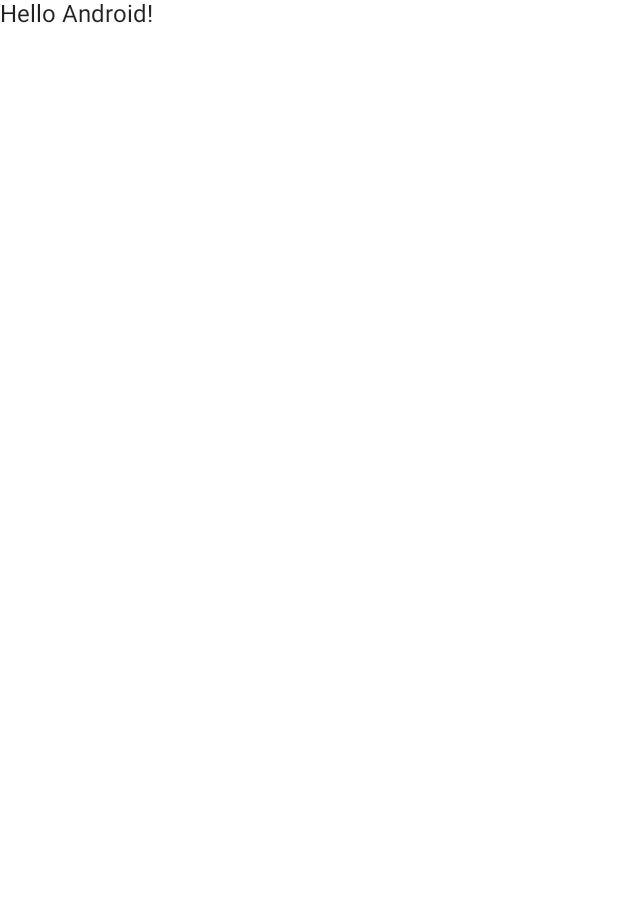
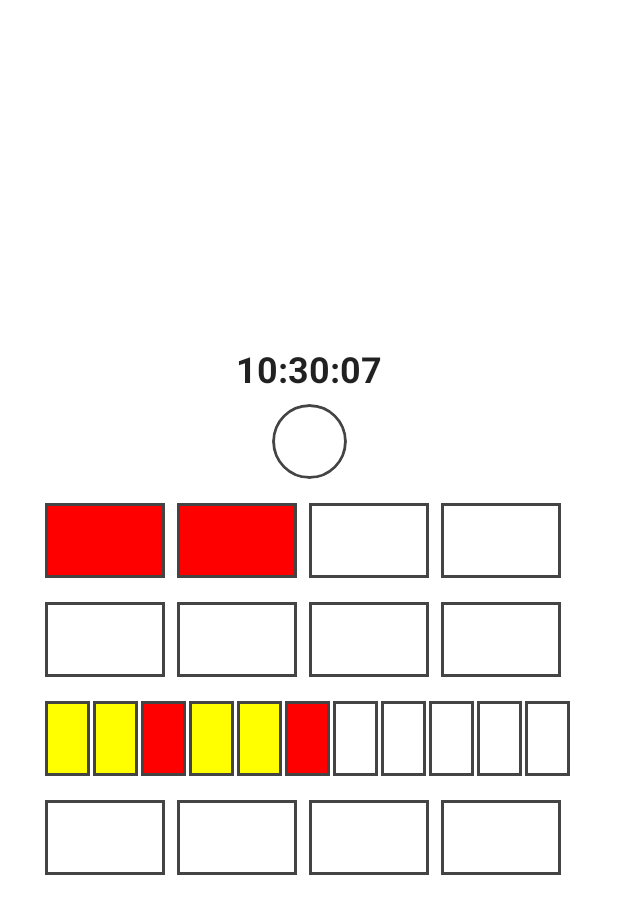
Before and after one commit to 2023-DEV2-016/BerlinClock, an Android app built with Jetpack Compose: the screen it shows after launch (MainActivity), on a phone screen of 412 x 824 dp. Before the commit the part shown is almost empty. Shown: the top 914 px of the screen. Run offline under Robolectric (Android 15) with nearby library versions, the phone set to English and light mode, and no system bars; our stand-ins replace Dagger/Hilt's generated code.

Commit message:
Berlin clock UI design

```diff
--- a/app/build.gradle
+++ b/app/build.gradle
@@ -52,6 +52,7 @@ dependencies {
 
     implementation 'androidx.core:core-ktx:1.7.0'
     implementation 'androidx.lifecycle:lifecycle-runtime-ktx:2.3.1'
+    implementation "androidx.lifecycle:lifecycle-viewmodel-compose:2.5.1"
     implementation 'androidx.activity:activity-compose:1.3.1'
     implementation "androidx.compose.ui:ui:$compose_ui_version"
     implementation "androidx.compose.ui:ui-tooling-preview:$compose_ui_version"
--- /dev/null
+++ b/app/src/main/java/com/berlin/uhr/ui/BerlinClockScreen.kt
@@ -0,0 +1,179 @@
+package com.berlin.uhr.ui
+
+import androidx.compose.foundation.background
+import androidx.compose.foundation.border
+import androidx.compose.foundation.layout.*
+import androidx.compose.foundation.shape.CircleShape
+import androidx.compose.material.Text
+import androidx.compose.runtime.Composable
+import androidx.compose.runtime.collectAsState
+import androidx.compose.runtime.getValue
+import androidx.compose.ui.Alignment
+import androidx.compose.ui.Modifier
+import androidx.compose.ui.draw.clip
+import androidx.compose.ui.graphics.Color
+import androidx.compose.ui.graphics.RectangleShape
+import androidx.compose.ui.platform.testTag
+import androidx.compose.ui.text.font.FontWeight
+import androidx.compose.ui.unit.dp
+import androidx.compose.ui.unit.sp
+import androidx.lifecycle.viewmodel.compose.viewModel
+import com.berlin.uhr.domain.model.BerlinClockUiState
+import com.berlin.uhr.domain.model.Lamps
+
+
+@Composable
+fun BerlinClockScreen(
+    modifier: Modifier = Modifier,
+    viewModel: MainViewModel = viewModel(),
+) {
+    val clockUiState by viewModel.berlinClockState.collectAsState()
+
+    Column(
+        horizontalAlignment = Alignment.CenterHorizontally,
+        verticalArrangement = Arrangement.Center
+    ) {
+        DrawNormalTime(modifier, clockUiState.normalTime)
+        DrawSecondsLamp(modifier, clockUiState.seconds)
+        DrawHourLamps(modifier, clockUiState)
+        DrawMinuteLamps(modifier, clockUiState)
+    }
+}
+
+
+@Composable
+fun DrawMinuteLamps(modifier: Modifier, clockUiState: BerlinClockUiState) {
+    DrawElevenLampsRow(modifier, clockUiState.fiveMinutes)
+    AddFourLampsMinutesRow(modifier, clockUiState.oneMinute)
+}
+
+@Composable
+fun AddFourLampsMinutesRow(modifier: Modifier, list: ArrayList<Lamps>) {
+    if (list.size == 0) return
+    Row(
+        modifier = Modifier.fillMaxWidth(),
+        horizontalArrangement = Arrangement.Center
+    ) {
+        repeat(4) {
+            Column(
+                modifier = modifier
+                    .padding(0.dp, 0.dp, 8.dp, 0.dp)
+            ) {
+                Box(
+                    modifier = modifier.testTag("oneMinute$it")
+                        .padding(0.dp, 8.dp, 0.dp, 8.dp)
+                        .size(80.dp, 50.dp)
+                        .clip(RectangleShape)
+                        .border(2.dp, Color.DarkGray, RectangleShape)
+                        .background(
+                            if (list[it] == Lamps.YELLOW)
+                                Color.Yellow else Color.White
+                        )
+                )
+            }
+        }
+    }
+}
+
+@Composable
+fun DrawElevenLampsRow(modifier: Modifier, list: ArrayList<Lamps>) {
+    if (list.size == 0) return
+    Row(
+        modifier = Modifier.fillMaxWidth(),
+        horizontalArrangement = Arrangement.Center,
+        verticalAlignment = Alignment.CenterVertically
+    ) {
+        repeat(11) {
+            AddElevenLamps(list[it], modifier, "fiveMinutes$it")
+        }
+    }
+}
+
+@Composable
+fun AddElevenLamps(lamp: Lamps, modifier: Modifier, tag: String) {
+    Column(
+        modifier = modifier.padding(0.dp, 0.dp, 2.dp, 0.dp),
+        horizontalAlignment = Alignment.CenterHorizontally,
+        verticalArrangement = Arrangement.Center
+    ) {
+        Box(
+            modifier = modifier.testTag(tag)
+                .padding(0.dp, 8.dp, 0.dp, 8.dp)
+                .size(30.dp, 50.dp)
+                .clip(RectangleShape)
+                .border(2.dp, Color.DarkGray, RectangleShape)
+                .background(
+                    when (lamp) {
+                        Lamps.RED -> Color.Red
+                        Lamps.YELLOW -> Color.Yellow
+                        else -> Color.White
+                    }
+                )
+        )
+    }
+}
+
+@Composable
+fun DrawHourLamps(modifier: Modifier, clockUiState: BerlinClockUiState) {
+    AddFourLampsHourRow(modifier, clockUiState.fiveHours,"fiveHourLamp")
+    AddFourLampsHourRow(modifier, clockUiState.oneHour, "oneHourLamp")
+}
+
+@Composable
+fun AddFourLampsHourRow(modifier: Modifier, list: ArrayList<Lamps>, tag: String) {
+    if (list.size == 0) return
+    Row(
+        modifier = Modifier.fillMaxWidth(),
+        horizontalArrangement = Arrangement.Center
+    ) {
+        repeat(4) {
+            AddLamps(list[it], modifier, "$tag$it")
+        }
+    }
+
+}
+
+@Composable
+fun AddLamps(lamp: Lamps, modifier: Modifier, tag: String) {
+    Column(
+        modifier = modifier
+            .padding(0.dp, 0.dp, 8.dp, 0.dp)
+    ) {
+        Box(
+            modifier = modifier.testTag(tag)
+                .padding(0.dp, 8.dp, 0.dp, 8.dp)
+                .size(80.dp, 50.dp)
+                .clip(RectangleShape)
+                .border(2.dp, Color.DarkGray, RectangleShape)
+                .background(
+                    if (lamp == Lamps.RED)
+                        Color.Red else Color.White
+                )
+        )
+    }
+}
+
+@Composable
+fun DrawNormalTime(modifier: Modifier, normalTime: String?) {
+    Text(
+        modifier = modifier.testTag("normalTime"),
+        fontWeight = FontWeight.Bold,
+        fontSize = 24.sp,
+        text = normalTime ?: ""
+    )
+}
+
+@Composable
+fun DrawSecondsLamp(modifier: Modifier, seconds: Lamps) {
+    Box(
+        modifier = modifier.testTag("secondsLamp")
+            .padding(0.dp, 8.dp, 0.dp, 8.dp)
+            .size(50.dp)
+            .clip(CircleShape)
+            .border(2.dp, Color.DarkGray, CircleShape)
+            .background(
+                if (seconds == Lamps.RED)
+                    Color.Red else Color.White
+            )
+    )
+}
--- a/app/src/main/java/com/berlin/uhr/ui/MainActivity.kt
+++ b/app/src/main/java/com/berlin/uhr/ui/MainActivity.kt
@@ -6,7 +6,6 @@ import androidx.activity.compose.setContent
 import androidx.compose.foundation.layout.fillMaxSize
 import androidx.compose.material.MaterialTheme
 import androidx.compose.material.Surface
-import androidx.compose.material.Text
 import androidx.compose.runtime.Composable
 import androidx.compose.ui.Modifier
 import androidx.compose.ui.tooling.preview.Preview
@@ -23,22 +22,17 @@ class MainActivity : ComponentActivity() {
                     modifier = Modifier.fillMaxSize(),
                     color = MaterialTheme.colors.background
                 ) {
-                    Greeting("Android")
+                    BerlinClockScreen()
                 }
             }
         }
     }
 }
 
-@Composable
-fun Greeting(name: String) {
-    Text(text = "Hello $name!")
-}
-
 @Preview(showBackground = true)
 @Composable
 fun DefaultPreview() {
     BerlinClockTheme {
-        Greeting("Android")
+        BerlinClockScreen()
     }
 }
```
Also changed, not shown: 1 other file.
